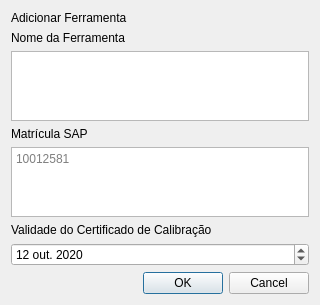
Qt form adicionarFerramenta.ui (ielson/siemens-automacao-evo) before a commit.
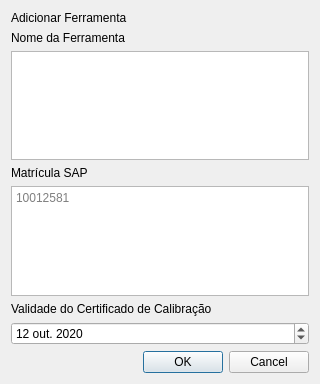
The same form after that commit.

The edit to the form file:
```diff
--- a/adicionarFerramenta.ui
+++ b/adicionarFerramenta.ui
@@ -7,7 +7,7 @@
     <x>0</x>
     <y>0</y>
     <width>320</width>
-    <height>240</height>
+    <height>384</height>
    </rect>
   </property>
   <property name="windowTitle">
```
Left out of the diff: 2 changed lines with no effect on the pictures.
